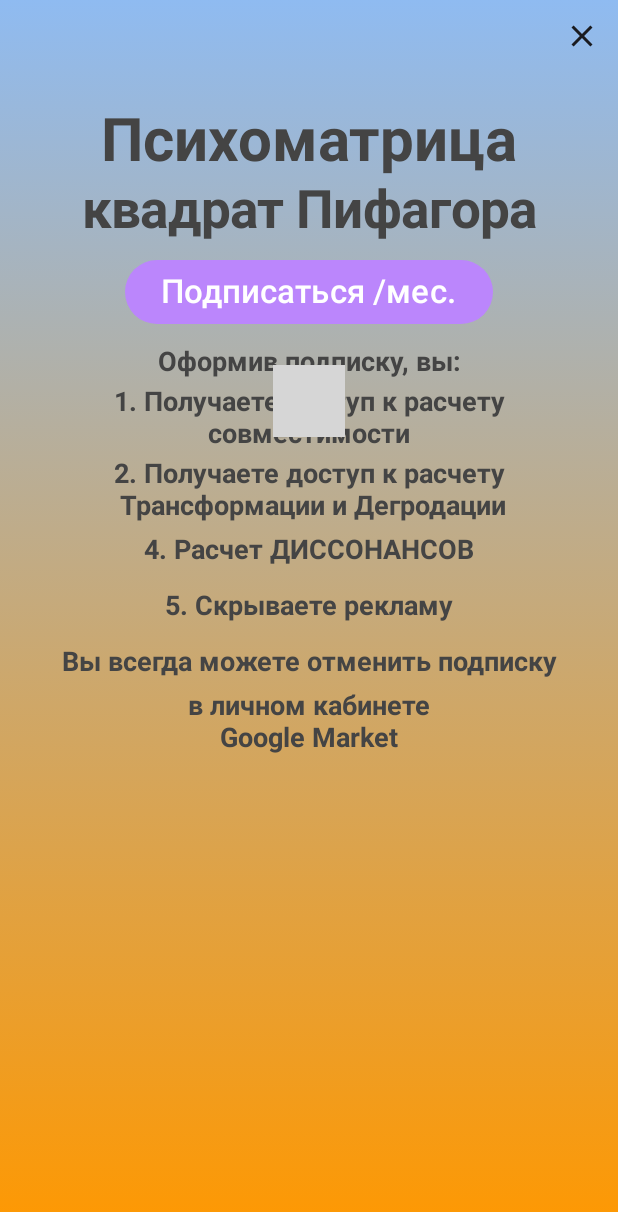
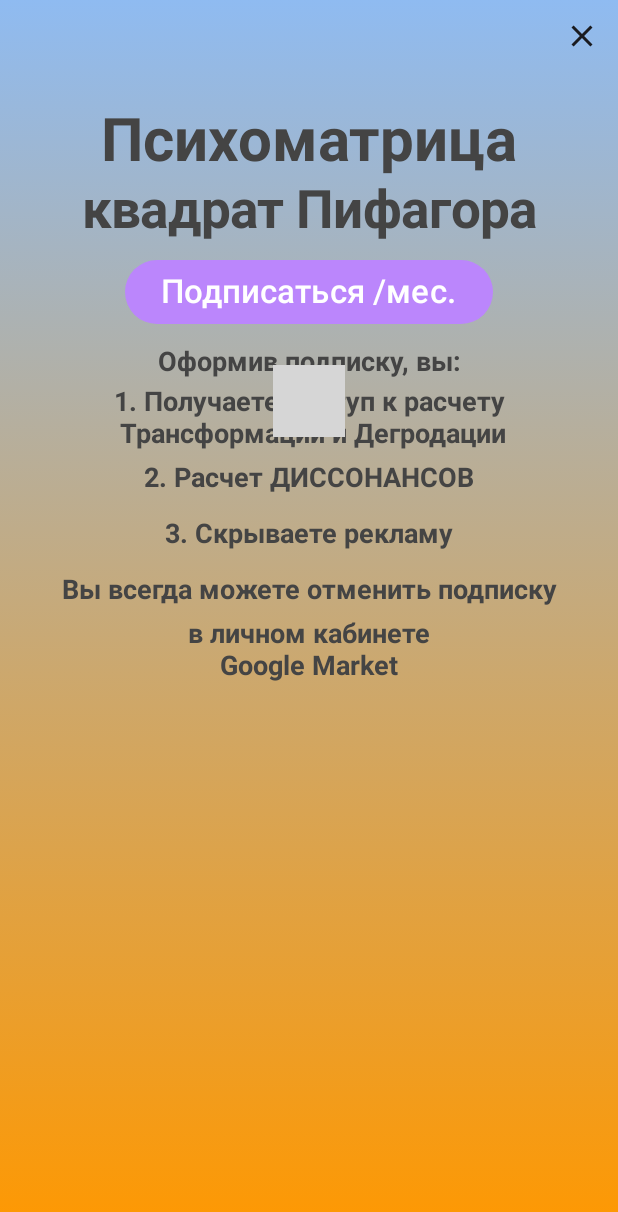
Before and after one commit to 070boroda/numerologic_android, an Android app built with Jetpack Compose: the composable DakScreen shown on its own in the app's theme, after a tap on "Подробнее", on a phone screen of 412 x 824 dp. Shown: the top 1212 px of the screen. Run offline under Robolectric (Android 15) with nearby library versions, the phone set to English and light mode, and no system bars; our stand-ins replace AdMob, livedata-compose; libraries missing offline, so code that uses them is left out: com.android.billingclient, com.google.firebase.crashlytics, com.yandex.mobile; 13 statements that could not run were skipped; grey boxes are pictures that could not be loaded.

```diff
--- a/app/src/main/java/com/zelianko/numerologic/activiti/SubPurScreen.kt
+++ b/app/src/main/java/com/zelianko/numerologic/activiti/SubPurScreen.kt
@@ -115,20 +115,20 @@ fun SubPurScreen(
                 style = TextStyle(fontSize = 18.sp, fontWeight = FontWeight.Bold),
                 color = Color.DarkGray
             )
+//            Text(
+//                text = "1. Получаете доступ к расчету",
+//                modifier = Modifier.padding(top = 5.dp),
+//                style = TextStyle(fontSize = 18.sp, fontWeight = FontWeight.Bold),
+//                color = Color.DarkGray
+//            )
+//            Text(
+//                text = "совместимости",
+//                style = TextStyle(fontSize = 18.sp, fontWeight = FontWeight.Bold),
+//                color = Color.DarkGray
+//            )
+
             Text(
                 text = "1. Получаете доступ к расчету",
-                modifier = Modifier.padding(top = 5.dp),
-                style = TextStyle(fontSize = 18.sp, fontWeight = FontWeight.Bold),
-                color = Color.DarkGray
-            )
-            Text(
-                text = "совместимости",
-                style = TextStyle(fontSize = 18.sp, fontWeight = FontWeight.Bold),
-                color = Color.DarkGray
-            )
-
-            Text(
-                text = "2. Получаете доступ к расчету",
                 modifier = Modifier.padding(top = 5.dp),
                 style = TextStyle(fontSize = 18.sp, fontWeight = FontWeight.Bold),
                 color = Color.DarkGray
@@ -139,14 +139,14 @@ fun SubPurScreen(
                 color = Color.DarkGray
             )
             Text(
-                text = "4. Расчет ДИССОНАНСОВ",
+                text = "2. Расчет ДИССОНАНСОВ",
                 modifier = Modifier.padding(all = 8.dp),
                 style = TextStyle(fontSize = 18.sp, fontWeight = FontWeight.Bold),
                 color = Color.DarkGray
             )
 
             Text(
-                text = "5. Скрываете рекламу",
+                text = "3. Скрываете рекламу",
                 modifier = Modifier.padding(all = 8.dp),
                 style = TextStyle(fontSize = 18.sp, fontWeight = FontWeight.Bold),
                 color = Color.DarkGray
```
Also changed, not shown: app/build.gradle.kts (+11 -11 lines), app/src/main/java/com/zelianko/numerologic/activiti/CompatibilityScreen.kt (+27 -33 lines), app/src/main/java/com/zelianko/numerologic/activiti/HelpScreen.kt (+2 -39 lines).
